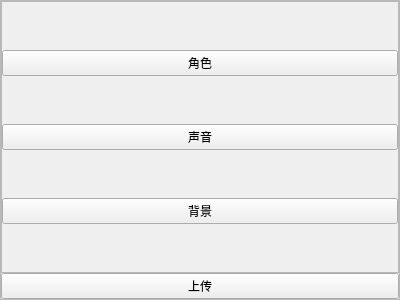
BidouMan/bingocode-ide, file ui/upload_menu.ui: the form before one commit.
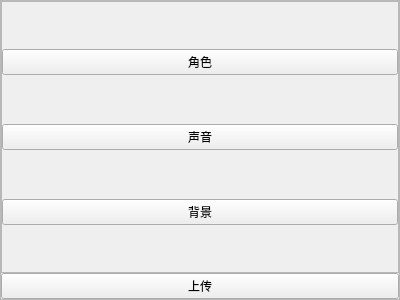
The form after the commit.

Patch:
```diff
--- a/ui/upload_menu.ui
+++ b/ui/upload_menu.ui
@@ -63,7 +63,7 @@
         </property>
         <layout class="QVBoxLayout" name="verticalLayout">
          <property name="spacing">
-          <number>0</number>
+          <number>2</number>
          </property>
          <property name="leftMargin">
           <number>0</number>
```
